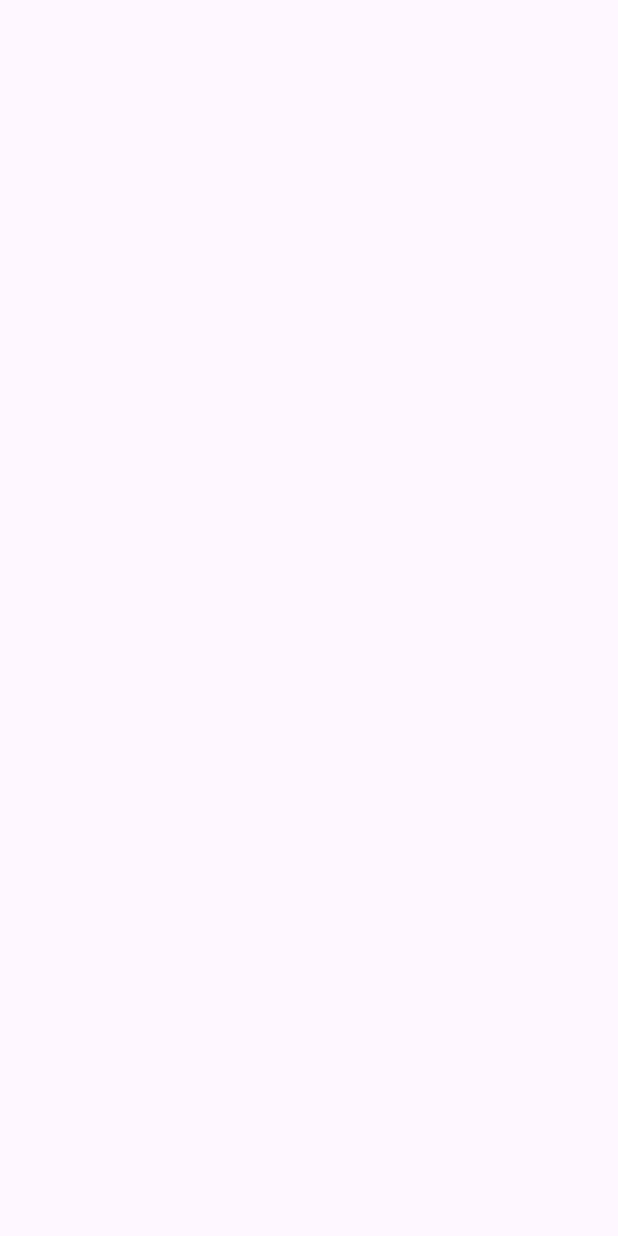
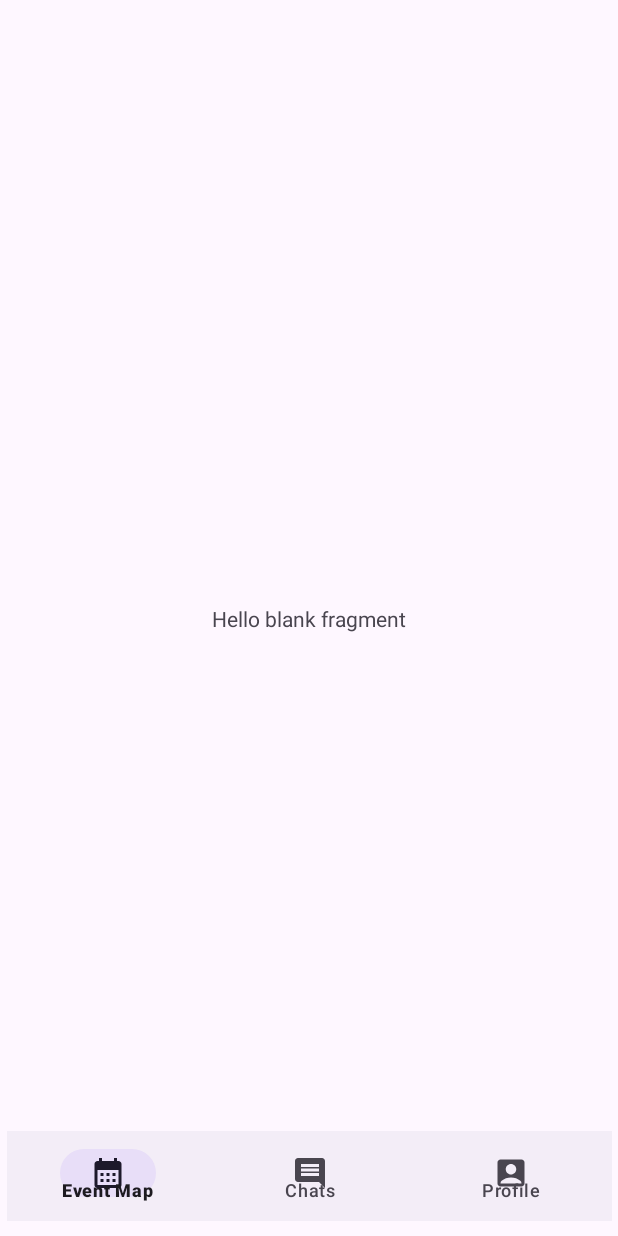
Before and after one commit to CodingKayvon/Zone, an Android app: the HomeActivity screen opened directly, with no data from a screen before it, on a phone screen of 412 x 824 dp. Before the commit the screen is empty. Run offline under Robolectric (Android 15) with nearby library versions, the phone set to English and light mode, and no system bars.

Commit message:
added fragments and nav menu to home page
home page currently has 3 buttons that lead to 3 different fragments

```diff
--- a/app/build.gradle.kts
+++ b/app/build.gradle.kts
@@ -2,6 +2,7 @@ plugins {
     alias(libs.plugins.android.application)
     alias(libs.plugins.kotlin.android)
     alias(libs.plugins.google.gms.google.services)
+    alias(libs.plugins.google.android.libraries.mapsplatform.secrets.gradle.plugin)
 }
 
 android {
@@ -45,6 +46,7 @@ dependencies {
     implementation(libs.androidx.constraintlayout)
     implementation(libs.firebase.firestore)
     implementation(libs.firebase.auth)
+    implementation(libs.play.services.maps)
     testImplementation(libs.junit)
     androidTestImplementation(libs.androidx.junit)
     androidTestImplementation(libs.androidx.espresso.core)
--- /dev/null
+++ b/app/src/main/java/com/example/zone/home/chatsFragment.kt
@@ -0,0 +1,60 @@
+package com.example.zone.home
+
+import android.os.Bundle
+import androidx.fragment.app.Fragment
+import android.view.LayoutInflater
+import android.view.View
+import android.view.ViewGroup
+import com.example.zone.R
+
+// TODO: Rename parameter arguments, choose names that match
+// the fragment initialization parameters, e.g. ARG_ITEM_NUMBER
+private const val ARG_PARAM1 = "param1"
+private const val ARG_PARAM2 = "param2"
+
+/**
+ * A simple [Fragment] subclass.
+ * Use the [chatsFragment.newInstance] factory method to
+ * create an instance of this fragment.
+ */
+class chatsFragment : Fragment() {
+    // TODO: Rename and change types of parameters
+    private var param1: String? = null
+    private var param2: String? = null
+
+    override fun onCreate(savedInstanceState: Bundle?) {
+        super.onCreate(savedInstanceState)
+        arguments?.let {
+            param1 = it.getString(ARG_PARAM1)
+            param2 = it.getString(ARG_PARAM2)
+        }
+    }
+
+    override fun onCreateView(
+        inflater: LayoutInflater, container: ViewGroup?,
+        savedInstanceState: Bundle?
+    ): View? {
+        // Inflate the layout for this fragment
+        return inflater.inflate(R.layout.fragment_chats, container, false)
+    }
+
+    companion object {
+        /**
+         * Use this factory method to create a new instance of
+         * this fragment using the provided parameters.
+         *
+         * @param param1 Parameter 1.
+         * @param param2 Parameter 2.
+         * @return A new instance of fragment chatsFragment.
+         */
+        // TODO: Rename and change types and number of parameters
+        @JvmStatic
+        fun newInstance(param1: String, param2: String) =
+            chatsFragment().apply {
+                arguments = Bundle().apply {
+                    putString(ARG_PARAM1, param1)
+                    putString(ARG_PARAM2, param2)
+                }
+            }
+    }
+}
--- /dev/null
+++ b/app/src/main/res/drawable/baseline_comment_24.xml
@@ -0,0 +1,5 @@
+<vector xmlns:android="http://schemas.android.com/apk/res/android" android:autoMirrored="true" android:height="24dp" android:tint="#FF5555" android:viewportHeight="24" android:viewportWidth="24" android:width="24dp">
+
+    <path android:fillColor="@android:color/white" android:pathData="M21.99,4c0,-1.1 -0.89,-2 -1.99,-2L4,2c-1.1,0 -2,0.9 -2,2v12c0,1.1 0.9,2 2,2h14l4,4 -0.01,-18zM18,14L6,14v-2h12v2zM18,11L6,11L6,9h12v2zM18,8L6,8L6,6h12v2z"/>
+
+</vector>
--- /dev/null
+++ b/app/src/main/res/drawable/event_icon.xml
@@ -0,0 +1,5 @@
+<vector xmlns:android="http://schemas.android.com/apk/res/android" android:height="24dp" android:tint="#FF5555" android:viewportHeight="24" android:viewportWidth="24" android:width="24dp">
+
+    <path android:fillColor="@android:color/white" android:pathData="M19,4h-1V2h-2v2H8V2H6v2H5C3.89,4 3.01,4.9 3.01,6L3,20c0,1.1 0.89,2 2,2h14c1.1,0 2,-0.9 2,-2V6C21,4.9 20.1,4 19,4zM19,20H5V10h14V20zM9,14H7v-2h2V14zM13,14h-2v-2h2V14zM17,14h-2v-2h2V14zM9,18H7v-2h2V18zM13,18h-2v-2h2V18zM17,18h-2v-2h2V18z"/>
+
+</vector>
--- /dev/null
+++ b/app/src/main/res/drawable/profile_box.xml
@@ -0,0 +1,5 @@
+<vector xmlns:android="http://schemas.android.com/apk/res/android" android:height="24dp" android:tint="#FF5555" android:viewportHeight="24" android:viewportWidth="24" android:width="24dp">
+
+    <path android:fillColor="@android:color/white" android:pathData="M19,3H5C3.9,3 3,3.9 3,5v14c0,1.1 0.9,2 2,2h14c1.1,0 2,-0.9 2,-2V5C21,3.9 20.1,3 19,3zM12,6c1.93,0 3.5,1.57 3.5,3.5c0,1.93 -1.57,3.5 -3.5,3.5s-3.5,-1.57 -3.5,-3.5C8.5,7.57 10.07,6 12,6zM19,19H5v-0.23c0,-0.62 0.28,-1.2 0.76,-1.58C7.47,15.82 9.64,15 12,15s4.53,0.82 6.24,2.19c0.48,0.38 0.76,0.97 0.76,1.58V19z"/>
+
+</vector>
--- /dev/null
+++ b/app/src/main/res/drawable/profile_circle.xml
@@ -0,0 +1,5 @@
+<vector xmlns:android="http://schemas.android.com/apk/res/android" android:height="24dp" android:tint="#FF5555" android:viewportHeight="24" android:viewportWidth="24" android:width="24dp">
+
+    <path android:fillColor="@android:color/white" android:pathData="M12,2C6.48,2 2,6.48 2,12s4.48,10 10,10s10,-4.48 10,-10S17.52,2 12,2zM12,6c1.93,0 3.5,1.57 3.5,3.5S13.93,13 12,13s-3.5,-1.57 -3.5,-3.5S10.07,6 12,6zM12,20c-2.03,0 -4.43,-0.82 -6.14,-2.88C7.55,15.8 9.68,15 12,15s4.45,0.8 6.14,2.12C16.43,19.18 14.03,20 12,20z"/>
+
+</vector>
--- a/app/src/main/res/layout/activity_home.xml
+++ b/app/src/main/res/layout/activity_home.xml
@@ -9,4 +9,26 @@
     tools:context=".home.HomeActivity">
 
 
+    <androidx.fragment.app.FragmentContainerView
+        android:id="@+id/fragmentContainerView"
+        android:name="com.example.zone.home.chatsFragment"
+        android:layout_width="wrap_content"
+        android:layout_height="wrap_content"
+        app:layout_constraintBottom_toBottomOf="parent"
+        app:layout_constraintEnd_toEndOf="parent"
+        app:layout_constraintStart_toStartOf="parent"
+        app:layout_constraintTop_toTopOf="parent" />
+
+    <com.google.android.material.bottomnavigation.BottomNavigationView
+        android:id="@+id/bottom_nav"
+        android:layout_width="403dp"
+        android:layout_height="60dp"
+        android:layout_marginTop="96dp"
+        android:layout_marginBottom="10dp"
+        app:layout_constraintBottom_toBottomOf="parent"
+        app:layout_constraintEnd_toEndOf="parent"
+        app:layout_constraintStart_toStartOf="parent"
+        app:layout_constraintTop_toBottomOf="@+id/fragmentContainerView"
+        app:layout_constraintVertical_bias="1.0"
+        app:menu="@menu/bottom_nav_menu" />
 </androidx.constraintlayout.widget.ConstraintLayout>
--- /dev/null
+++ b/app/src/main/res/layout/fragment_chats.xml
@@ -0,0 +1,14 @@
+<?xml version="1.0" encoding="utf-8"?>
+<FrameLayout xmlns:android="http://schemas.android.com/apk/res/android"
+    xmlns:tools="http://schemas.android.com/tools"
+    android:layout_width="match_parent"
+    android:layout_height="match_parent"
+    tools:context=".home.chatsFragment">
+
+    <!-- TODO: Update blank fragment layout -->
+    <TextView
+        android:layout_width="match_parent"
+        android:layout_height="match_parent"
+        android:text="@string/hello_blank_fragment" />
+
+</FrameLayout>
--- /dev/null
+++ b/app/src/main/res/menu/bottom_nav_menu.xml
@@ -0,0 +1,18 @@
+<?xml version="1.0" encoding="utf-8"?>
+<menu xmlns:android="http://schemas.android.com/apk/res/android">
+    <item
+        android:id="@+id/ic_eventMap"
+        android:title="Event Map"
+        android:icon="@drawable/event_icon">
+    </item>
+    <item
+        android:id="@+id/ic_chats"
+        android:title="Chats"
+        android:icon="@drawable/baseline_comment_24">
+    </item>
+    <item
+        android:id="@+id/ic_profile"
+        android:title="Profile"
+        android:icon="@drawable/profile_box">
+    </item>
+</menu>
--- a/app/src/main/res/values/strings.xml
+++ b/app/src/main/res/values/strings.xml
@@ -1,3 +1,5 @@
 <resources>
     <string name="app_name">Zone</string>
+    <!-- TODO: Remove or change this placeholder text -->
+    <string name="hello_blank_fragment">Hello blank fragment</string>
 </resources>
--- a/build.gradle.kts
+++ b/build.gradle.kts
@@ -3,4 +3,5 @@ plugins {
     alias(libs.plugins.android.application) apply false
     alias(libs.plugins.kotlin.android) apply false
     alias(libs.plugins.google.gms.google.services) apply false
+    alias(libs.plugins.google.android.libraries.mapsplatform.secrets.gradle.plugin) apply false
 }
--- a/gradle/libs.versions.toml
+++ b/gradle/libs.versions.toml
@@ -12,6 +12,8 @@ constraintlayout = "2.2.1"
 googleGmsGoogleServices = "4.4.2"
 firebaseFirestore = "25.1.3"
 firebaseAuth = "23.0.0"
+googleAndroidLibrariesMapsplatformSecretsGradlePlugin = "2.0.1"
+playServicesMaps = "18.1.0"
 
 [libraries]
 androidx-core-ktx = { group = "androidx.core", name = "core-ktx", version.ref = "coreKtx" }
@@ -24,8 +26,10 @@ androidx-activity = { group = "androidx.activity", name = "activity", version.re
 androidx-constraintlayout = { group = "androidx.constraintlayout", name = "constraintlayout", version.ref = "constraintlayout" }
 firebase-firestore = { group = "com.google.firebase", name = "firebase-firestore", version.ref = "firebaseFirestore" }
 firebase-auth = { group = "com.google.firebase", name = "firebase-auth", version.ref = "firebaseAuth" }
+play-services-maps = { group = "com.google.android.gms", name = "play-services-maps", version.ref = "playServicesMaps" }
 
 [plugins]
 android-application = { id = "com.android.application", version.ref = "agp" }
 kotlin-android = { id = "org.jetbrains.kotlin.android", version.ref = "kotlin" }
 google-gms-google-services = { id = "com.google.gms.google-services", version.ref = "googleGmsGoogleServices" }
+google-android-libraries-mapsplatform-secrets-gradle-plugin = { id = "com.google.android.libraries.mapsplatform.secrets-gradle-plugin", version.ref = "googleAndroidLibrariesMapsplatformSecretsGradlePlugin" }
```
Also changed, not shown: app/src/main/AndroidManifest.xml (+17 -5 lines), app/src/main/java/com/example/zone/home/MapsFragment.kt (added, +47 -0 lines), app/src/main/java/com/example/zone/home/friendfindingFragment.kt (added, +60 -0 lines), app/src/main/java/com/example/zone/home/profileFragment.kt (added, +60 -0 lines), app/src/main/res/layout/fragment_friendfinding.xml (added, +14 -0 lines), app/src/main/res/layout/fragment_maps.xml (added, +8 -0 lines), app/src/main/res/layout/fragment_profile.xml (added, +14 -0 lines).
